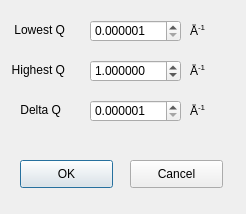
Above: src/sas/qtgui/Perspectives/Corfunc/UI/SaveExtrapolated.ui from SasView/sasview before the change. Below: the same form after it.
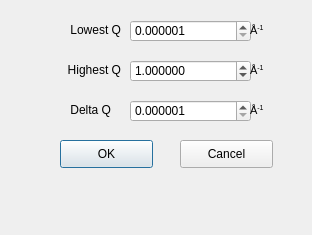
That is the form after the change.

Patch:
```diff
--- a/src/sas/qtgui/Perspectives/Corfunc/UI/SaveExtrapolated.ui
+++ b/src/sas/qtgui/Perspectives/Corfunc/UI/SaveExtrapolated.ui
@@ -6,19 +6,25 @@
    <rect>
     <x>0</x>
     <y>0</y>
-    <width>246</width>
-    <height>214</height>
+    <width>312</width>
+    <height>235</height>
    </rect>
   </property>
+  <property name="minimumSize">
+   <size>
+    <width>0</width>
+    <height>0</height>
+   </size>
+  </property>
   <property name="windowTitle">
    <string>Dialog</string>
   </property>
   <widget class="QDoubleSpinBox" name="spnLow">
    <property name="geometry">
     <rect>
-     <x>90</x>
+     <x>130</x>
      <y>20</y>
-     <width>91</width>
+     <width>121</width>
      <height>22</height>
     </rect>
    </property>
@@ -35,9 +41,9 @@
   <widget class="QDoubleSpinBox" name="spnHigh">
    <property name="geometry">
     <rect>
-     <x>90</x>
+     <x>130</x>
      <y>60</y>
-     <width>91</width>
+     <width>121</width>
      <height>22</height>
     </rect>
    </property>
@@ -57,9 +63,9 @@
   <widget class="QDoubleSpinBox" name="spnDelta">
    <property name="geometry">
     <rect>
-     <x>90</x>
+     <x>130</x>
      <y>100</y>
-     <width>91</width>
+     <width>121</width>
      <height>22</height>
     </rect>
    </property>
@@ -76,9 +82,9 @@
   <widget class="QLabel" name="lblLow">
    <property name="geometry">
     <rect>
-     <x>-6</x>
+     <x>60</x>
      <y>20</y>
-     <width>71</width>
+     <width>61</width>
      <height>20</height>
     </rect>
    </property>
@@ -92,7 +98,7 @@
   <widget class="QLabel" name="lblHigh">
    <property name="geometry">
     <rect>
-     <x>-6</x>
+     <x>50</x>
      <y>60</y>
      <width>71</width>
      <height>20</height>
@@ -108,9 +114,9 @@
   <widget class="QLabel" name="lblDelta">
    <property name="geometry">
     <rect>
-     <x>-10</x>
+     <x>60</x>
      <y>100</y>
-     <width>71</width>
+     <width>51</width>
      <height>20</height>
     </rect>
    </property>
@@ -124,47 +130,47 @@
   <widget class="QLabel" name="units1">
    <property name="geometry">
     <rect>
-     <x>190</x>
+     <x>250</x>
      <y>20</y>
      <width>15</width>
      <height>22</height>
     </rect>
    </property>
    <property name="text">
-    <string>&lt;html&gt;&lt;head/&gt;&lt;body&gt;&lt;p&gt;Å&lt;span style=&quot; vertical-align:super;&quot;&gt;-1&lt;/span&gt;&lt;/p&gt;&lt;/body&gt;&lt;/html&gt;</string>
+    <string>&lt;html&gt;&lt;head/&gt;&lt;body&gt;&lt;p&gt;&lt;span style=&quot; font-size:8pt;&quot;&gt;Å&lt;/span&gt;&lt;span style=&quot; font-size:8pt; vertical-align:super;&quot;&gt;-1&lt;/span&gt;&lt;/p&gt;&lt;/body&gt;&lt;/html&gt;</string>
    </property>
   </widget>
   <widget class="QLabel" name="units2">
    <property name="geometry">
     <rect>
-     <x>190</x>
+     <x>250</x>
      <y>60</y>
      <width>15</width>
      <height>22</height>
     </rect>
    </property>
    <property name="text">
-    <string>&lt;html&gt;&lt;head/&gt;&lt;body&gt;&lt;p&gt;Å&lt;span style=&quot; vertical-align:super;&quot;&gt;-1&lt;/span&gt;&lt;/p&gt;&lt;/body&gt;&lt;/html&gt;</string>
+    <string>&lt;html&gt;&lt;head/&gt;&lt;body&gt;&lt;p&gt;&lt;span style=&quot; font-size:8pt;&quot;&gt;Å&lt;/span&gt;&lt;span style=&quot; font-size:8pt; vertical-align:super;&quot;&gt;-1&lt;/span&gt;&lt;/p&gt;&lt;/body&gt;&lt;/html&gt;</string>
    </property>
   </widget>
   <widget class="QLabel" name="units3">
    <property name="geometry">
     <rect>
-     <x>190</x>
+     <x>250</x>
      <y>100</y>
      <width>15</width>
      <height>22</height>
     </rect>
    </property>
    <property name="text">
-    <string>&lt;html&gt;&lt;head/&gt;&lt;body&gt;&lt;p&gt;Å&lt;span style=&quot; vertical-align:super;&quot;&gt;-1&lt;/span&gt;&lt;/p&gt;&lt;/body&gt;&lt;/html&gt;</string>
+    <string>&lt;html&gt;&lt;head/&gt;&lt;body&gt;&lt;p&gt;&lt;span style=&quot; font-size:8pt;&quot;&gt;Å&lt;/span&gt;&lt;span style=&quot; font-size:8pt; vertical-align:super;&quot;&gt;-1&lt;/span&gt;&lt;/p&gt;&lt;/body&gt;&lt;/html&gt;</string>
    </property>
   </widget>
   <widget class="QPushButton" name="cmdOK">
    <property name="geometry">
     <rect>
-     <x>20</x>
-     <y>160</y>
+     <x>60</x>
+     <y>140</y>
      <width>93</width>
      <height>28</height>
     </rect>
@@ -176,8 +182,8 @@
   <widget class="QPushButton" name="cmdCancel">
    <property name="geometry">
     <rect>
-     <x>130</x>
-     <y>160</y>
+     <x>180</x>
+     <y>140</y>
      <width>93</width>
      <height>28</height>
     </rect>
```
